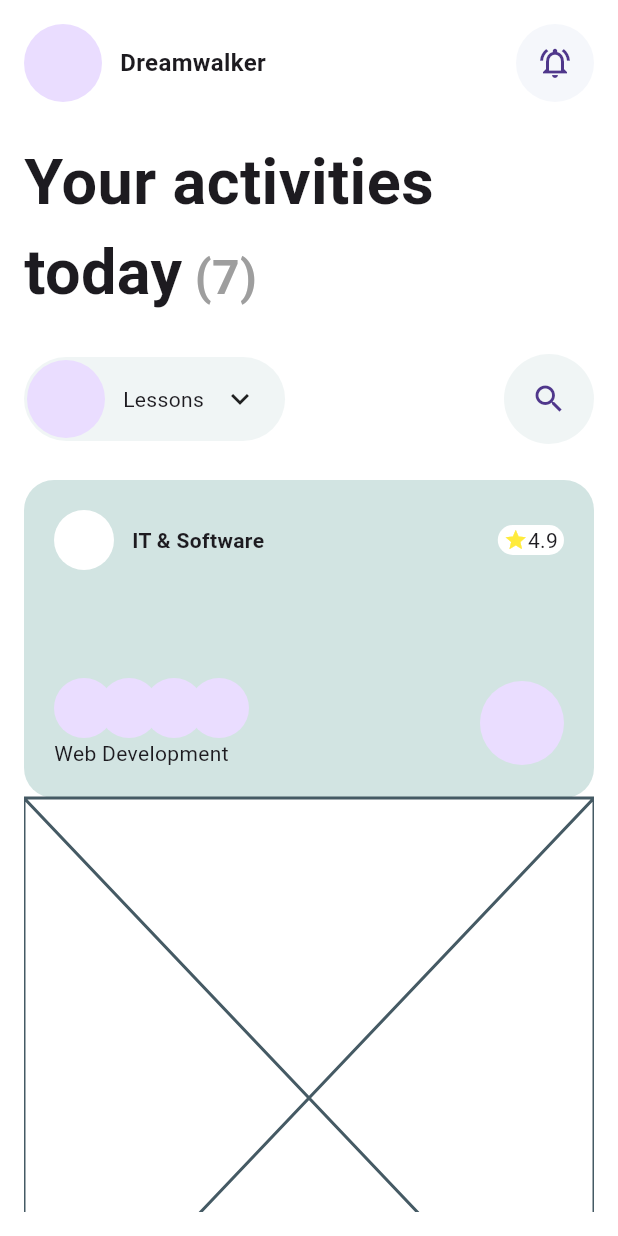
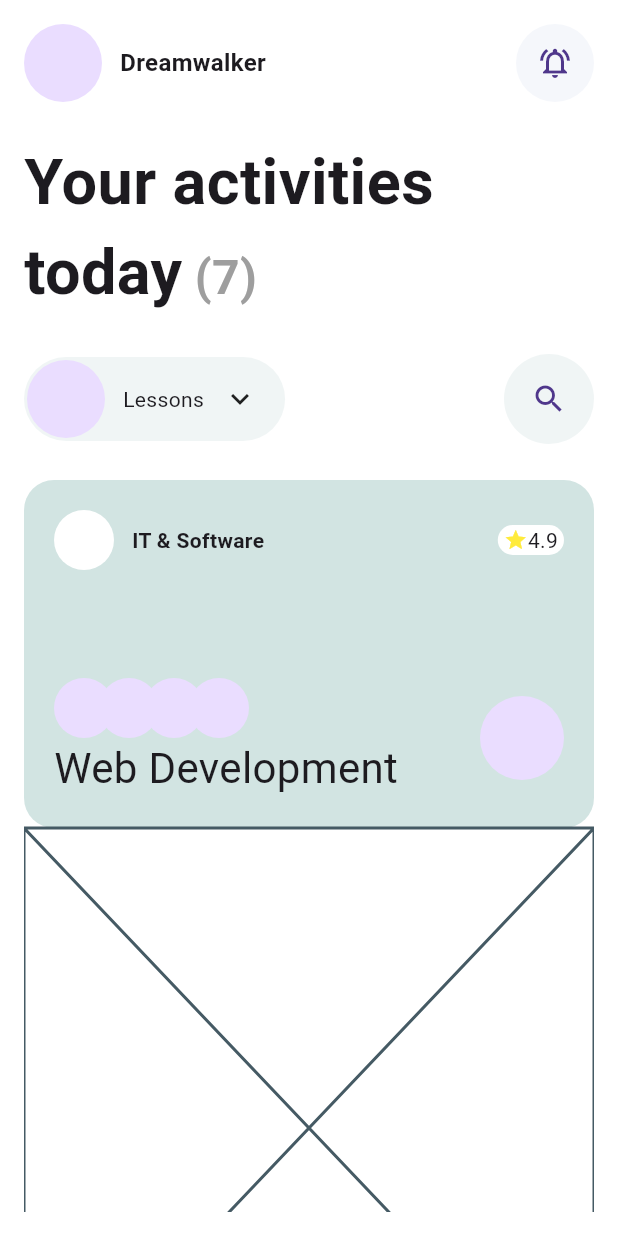
Before and after one commit to JAICHANGPARK/flutter_notebook_chapter_43, a Flutter app: the EducationHomePage screen opened directly, on a phone screen of 412 x 824 dp. Run offline on Flutter 3.47's test engine with Material 3 defaults, Android fonts, the phone set to English and light mode, and no system bars; our stand-ins replace gap, hugeicons, percent_indicator.

Commit message:
Update education_home_page.dart

```diff
--- a/lib/ep2191_education_app/ui/education_home_page.dart
+++ b/lib/ep2191_education_app/ui/education_home_page.dart
@@ -133,11 +133,7 @@ class _EducationHomePageState extends State<EducationHomePage> {
                               padding: EdgeInsets.symmetric(horizontal: 4),
                               child: Row(
                                 children: [
-                                  Icon(
-                                    Icons.star,
-                                    color: Colors.yellow,
-                                    size: 16
-                                  ),
+                                  Icon(Icons.star, color: Colors.yellow, size: 16),
                                   Text(
                                     "4.9",
                                   ),
@@ -185,7 +181,12 @@ class _EducationHomePageState extends State<EducationHomePage> {
                                       ],
                                     ),
                                   ),
-                                  Text("Web Development")
+                                  Text(
+                                    "Web Development",
+                                    style: TextStyle(
+                                      fontSize: 28,
+                                    ),
+                                  )
                                 ],
                               ),
                             ),
@@ -194,7 +195,6 @@ class _EducationHomePageState extends State<EducationHomePage> {
                             ),
                           ],
                         ),
-
                       ],
                     ),
                   ),
```
